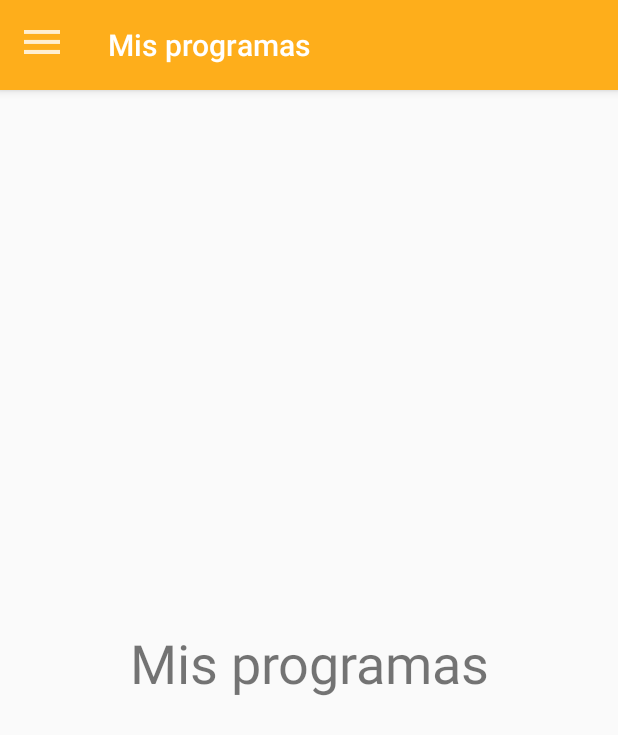
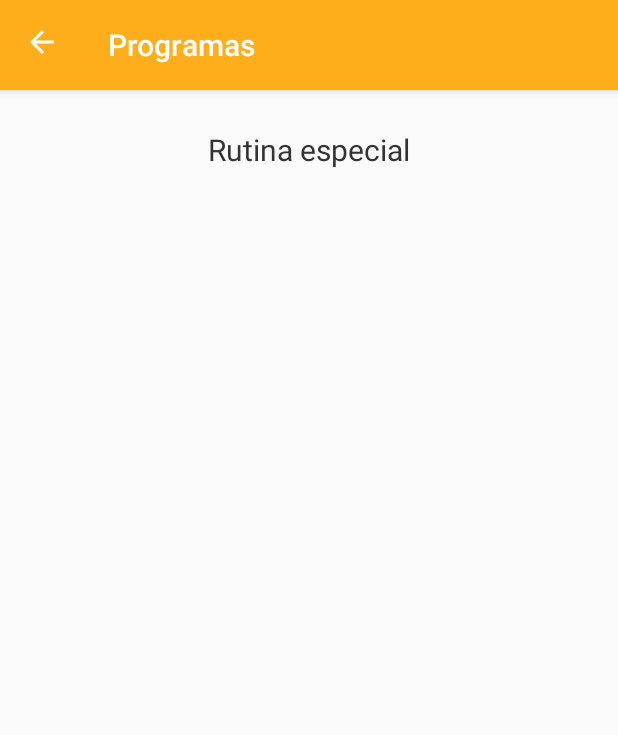
Before and after one commit to MauricioAra/stretchyourbody, an Android app: the screen it shows after launch (MainActivity before the commit, ProgramActivity after it), in the side drawer, after a tap on "Mis programas", on a phone screen of 412 x 824 dp. Shown: the top 735 px of the screen. Run offline under Robolectric (Android 15) with nearby library versions, the phone set to English and light mode, and no system bars.

Commit message:
List programs

```diff
--- a/app/build.gradle
+++ b/app/build.gradle
@@ -28,5 +28,11 @@ dependencies {
     compile 'com.android.support.constraint:constraint-layout:1.0.2'
     compile 'com.android.support:design:25.3.1'
     compile 'com.android.support:support-v4:25.3.1'
+    compile 'com.android.support:design:25.1.1'
+    compile 'com.android.support:recyclerview-v7:25.1.1'
+    compile 'com.google.code.gson:gson:2.8.0'
+    compile 'com.squareup.retrofit2:retrofit:2.2.0'
+    compile 'com.squareup.retrofit2:converter-gson:2.2.0'
+
     testCompile 'junit:junit:4.12'
 }
--- a/app/src/main/AndroidManifest.xml
+++ b/app/src/main/AndroidManifest.xml
@@ -2,6 +2,7 @@
 <manifest xmlns:android="http://schemas.android.com/apk/res/android"
     package="com.strechyourbody.rammp.stretchbody">
 
+    <uses-permission android:name="android.permission.INTERNET" />
     <application
         android:allowBackup="true"
         android:icon="@mipmap/ic_launcher"
@@ -16,6 +17,11 @@
                 <category android:name="android.intent.category.LAUNCHER" />
             </intent-filter>
         </activity>
+        <activity android:name=".Activities.ProgramActivity"  android:parentActivityName=".Activities.MainActivity">
+            <meta-data
+                android:name="android.support.PARENT_ACTIVITY"
+                android:value=".Activities.MainActivity" />
+        </activity>
     </application>
 
 </manifest>
--- a/app/src/main/java/com/strechyourbody/rammp/stretchbody/Activities/MainActivity.java
+++ b/app/src/main/java/com/strechyourbody/rammp/stretchbody/Activities/MainActivity.java
@@ -9,13 +9,13 @@ import android.support.v4.widget.DrawerLayout;
 import android.support.v7.app.AppCompatActivity;
 import android.os.Bundle;
 import android.support.v7.widget.Toolbar;
+import android.util.Log;
 import android.view.MenuItem;
 
 import com.strechyourbody.rammp.stretchbody.Fragments.DashBoardFragment;
-import com.strechyourbody.rammp.stretchbody.Fragments.MyProgramFragment;
 import com.strechyourbody.rammp.stretchbody.R;
 
-public class MainActivity extends AppCompatActivity {
+public class MainActivity extends AppCompatActivity implements DashBoardFragment.OnFragmentAddProgramListener {
 
     private DrawerLayout drawerLayout;
     private NavigationView navigationView;
@@ -40,8 +40,9 @@ public class MainActivity extends AppCompatActivity {
                 switch (item.getItemId()){
 
                     case R.id.menu_my_program:
-                        fragment = new MyProgramFragment();
-                        fragmentTransaction = true;
+                        Intent intent = new Intent(MainActivity.this, ProgramActivity.class);
+                        startActivity(intent);
+                        drawerLayout.closeDrawers();
                         break;
                     case R.id.menu_dash_board:
                         fragment = new DashBoardFragment();
@@ -73,7 +74,6 @@ public class MainActivity extends AppCompatActivity {
 
     private void setFragmentByDefault(){
         getSupportFragmentManager().beginTransaction().replace(R.id.content_frame,new DashBoardFragment()).commit();
-
         MenuItem item = navigationView.getMenu().getItem(0);
         item.setChecked(true);
         getSupportActionBar().setTitle(item.getTitle());
@@ -91,4 +91,9 @@ public class MainActivity extends AppCompatActivity {
         }
         return super.onOptionsItemSelected(item);
     }
+
+    @Override
+    public void OnRegresar() {
+        Log.d("TAG", "Holis");
+    }
 }
--- /dev/null
+++ b/app/src/main/java/com/strechyourbody/rammp/stretchbody/Activities/ProgramActivity.java
@@ -0,0 +1,36 @@
+package com.strechyourbody.rammp.stretchbody.Activities;
+
+import android.content.Intent;
+import android.support.v4.view.GravityCompat;
+import android.support.v7.app.AppCompatActivity;
+import android.os.Bundle;
+import android.support.v7.widget.Toolbar;
+import android.view.MenuItem;
+
+import com.strechyourbody.rammp.stretchbody.Fragments.DashBoardFragment;
+import com.strechyourbody.rammp.stretchbody.Fragments.ProgramListFragment;
+import com.strechyourbody.rammp.stretchbody.R;
+
+public class ProgramActivity extends AppCompatActivity {
+
+    @Override
+    protected void onCreate(Bundle savedInstanceState) {
+        super.onCreate(savedInstanceState);
+        setContentView(R.layout.activity_program);
+        setToolbar();
+        setFragmentByDefault();
+    }
+
+    private void setFragmentByDefault(){
+        getSupportFragmentManager().beginTransaction().replace(R.id.content_programs,new ProgramListFragment()).commit();
+    }
+
+    private void setToolbar(){
+        Toolbar toolbar = (Toolbar) findViewById(R.id.toobar);
+        setSupportActionBar(toolbar);
+        getSupportActionBar().setTitle("Programas");
+        //getSupportActionBar().setHomeAsUpIndicator(R.drawable.ic_back);
+        getSupportActionBar().setDisplayHomeAsUpEnabled(true);
+    }
+
+}
--- /dev/null
+++ b/app/src/main/java/com/strechyourbody/rammp/stretchbody/Adapters/ProgramAdapter.java
@@ -0,0 +1,75 @@
+package com.strechyourbody.rammp.stretchbody.Adapters;
+
+import android.content.Context;
+import android.support.v7.widget.RecyclerView;
+import android.view.LayoutInflater;
+import android.view.View;
+import android.view.ViewGroup;
+import android.widget.BaseAdapter;
+import android.widget.TextView;
+
+import com.strechyourbody.rammp.stretchbody.R;
+
+import java.util.List;
+
+/**
+ * Created by mbp on 7/1/17.
+ */
+
+public class ProgramAdapter extends RecyclerView.Adapter<ProgramAdapter.ViewHolder> {
+
+    private List<String> names;
+    private int layout;
+    private OnItemClickListener itemClickListener;
+
+    public ProgramAdapter(List<String> names, int layout, OnItemClickListener listener){
+        this.names = names;
+        this.layout = layout;
+        this.itemClickListener = listener;
+    }
+
+    @Override
+    public ViewHolder onCreateViewHolder(ViewGroup parent, int viewType) {
+        View view = LayoutInflater.from(parent.getContext()).inflate(layout,parent,false);
+        ViewHolder vh = new ViewHolder(view);
+        return vh;
+    }
+
+    @Override
+    public void onBindViewHolder(ViewHolder holder, int position) {
+        holder.bind(names.get(position),itemClickListener);
+    }
+
+    @Override
+    public int getItemCount() {
+        return names.size();
+    }
+
+
+
+    public static class ViewHolder extends RecyclerView.ViewHolder{
+        public TextView name;
+
+        public ViewHolder(View itemView) {
+            super(itemView);
+            this.name = (TextView) itemView.findViewById(R.id.text_name);
+        }
+
+
+        public void bind(final String pname,final OnItemClickListener plistener){
+            this.name.setText(pname);
+            itemView.setOnClickListener(new View.OnClickListener() {
+                @Override
+                public void onClick(View v) {
+                    plistener.onItemClick(pname,getAdapterPosition());
+                }
+            });
+        }
+    }
+
+    public interface  OnItemClickListener {
+        void onItemClick(String name, int position);
+    }
+
+
+}
--- /dev/null
+++ b/app/src/main/java/com/strechyourbody/rammp/stretchbody/Entities/Program.java
@@ -0,0 +1,37 @@
+package com.strechyourbody.rammp.stretchbody.Entities;
+
+import com.google.gson.annotations.Expose;
+import com.google.gson.annotations.SerializedName;
+
+/**
+ * Created by mbp on 7/1/17.
+ */
+
+public class Program {
+
+    @Expose
+    private int id;
+    private String name;
+
+    public Program(){}
+    public Program(int id, String name) {
+        this.id = id;
+        this.name = name;
+    }
+
+    public int getId() {
+        return id;
+    }
+
+    public void setId(int id) {
+        this.id = id;
+    }
+
+    public String getName() {
+        return name;
+    }
+
+    public void setName(String name) {
+        this.name = name;
+    }
+}
--- a/app/src/main/java/com/strechyourbody/rammp/stretchbody/Fragments/DashBoardFragment.java
+++ b/app/src/main/java/com/strechyourbody/rammp/stretchbody/Fragments/DashBoardFragment.java
@@ -1,11 +1,13 @@
 package com.strechyourbody.rammp.stretchbody.Fragments;
 
 
+import android.content.Context;
 import android.os.Bundle;
 import android.support.v4.app.Fragment;
 import android.view.LayoutInflater;
 import android.view.View;
 import android.view.ViewGroup;
+import android.widget.TextView;
 
 import com.strechyourbody.rammp.stretchbody.R;
 
@@ -14,6 +16,7 @@ import com.strechyourbody.rammp.stretchbody.R;
  */
 public class DashBoardFragment extends Fragment {
 
+    private OnFragmentAddProgramListener mOnFragmentAddProgramListener;
 
     public DashBoardFragment() {
         // Required empty public constructor
@@ -24,7 +27,43 @@ public class DashBoardFragment extends Fragment {
     public View onCreateView(LayoutInflater inflater, ViewGroup container,
                              Bundle savedInstanceState) {
         // Inflate the layout for this fragment
-        return inflater.inflate(R.layout.fragment_dash_board, container, false);
+
+        View view = inflater.inflate(R.layout.fragment_dash_board,container,false);
+        setHasOptionsMenu(true);
+        //Toolbar toolbar = (Toolbar) view.findViewById(R.id.toobar);
+
+        TextView txtgloba = (TextView) view.findViewById(R.id.accion);
+
+        txtgloba.setOnClickListener(new View.OnClickListener() {
+            @Override
+            public void onClick(View v) {
+                //Intent ira = new Intent(getActivity(), AddProgramActivity.class);
+                //startActivity(ira);
+
+                if (mOnFragmentAddProgramListener != null){
+                    mOnFragmentAddProgramListener.OnRegresar();
+                }
+            }
+        });
+        return view;
     }
 
+    @Override
+    public void onAttach(Context context) {
+        super.onAttach(context);
+        if (context instanceof OnFragmentAddProgramListener){
+            mOnFragmentAddProgramListener = (OnFragmentAddProgramListener) context;
+        }
+    }
+
+    @Override
+    public void onDetach() {
+        super.onDetach();
+    }
+
+    public interface OnFragmentAddProgramListener {
+        void OnRegresar();
+    }
+
+
 }
--- a/app/src/main/java/com/strechyourbody/rammp/stretchbody/Fragments/MyProgramFragment.java
+++ b/app/src/main/java/com/strechyourbody/rammp/stretchbody/Fragments/MyProgramFragment.java
@@ -1,16 +1,12 @@
 package com.strechyourbody.rammp.stretchbody.Fragments;
 
 
-import android.content.Context;
 import android.os.Bundle;
 import android.support.v4.app.Fragment;
-import android.support.v7.app.AppCompatActivity;
-import android.support.v7.widget.Toolbar;
 import android.view.LayoutInflater;
-import android.view.Menu;
-import android.view.MenuInflater;
 import android.view.View;
 import android.view.ViewGroup;
+import android.widget.TextView;
 
 import com.strechyourbody.rammp.stretchbody.R;
 
@@ -19,11 +15,9 @@ import com.strechyourbody.rammp.stretchbody.R;
  */
 public class MyProgramFragment extends Fragment {
 
-
     public MyProgramFragment() {
         // Required empty public constructor
     }
-
 
     @Override
     public View onCreateView(LayoutInflater inflater, ViewGroup container,
@@ -32,11 +26,17 @@ public class MyProgramFragment extends Fragment {
 
         View view = inflater.inflate(R.layout.fragment_my_program,container,false);
         setHasOptionsMenu(true);
-        Toolbar toolbar = (Toolbar) view.findViewById(R.id.toobar);
+        //Toolbar toolbar = (Toolbar) view.findViewById(R.id.toobar);
 
-        //((AppCompatActivity)getActivity()).setSupportActionBar(toolbar);
-        //((AppCompatActivity)getActivity()).getSupportActionBar().setHomeAsUpIndicator(R.drawable.ic_back);
-        //((AppCompatActivity)getActivity()).getSupportActionBar().setDisplayHomeAsUpEnabled(true);
+        TextView txtgloba = (TextView) view.findViewById(R.id.accion);
+
+        txtgloba.setOnClickListener(new View.OnClickListener() {
+            @Override
+            public void onClick(View v) {
+
+
+            }
+        });
 
         return view;
     }
--- /dev/null
+++ b/app/src/main/java/com/strechyourbody/rammp/stretchbody/Fragments/ProgramListFragment.java
@@ -0,0 +1,94 @@
+package com.strechyourbody.rammp.stretchbody.Fragments;
+
+
+import android.content.Context;
+import android.os.Bundle;
+import android.support.v4.app.Fragment;
+import android.support.v7.widget.LinearLayoutManager;
+import android.support.v7.widget.RecyclerView;
+import android.view.LayoutInflater;
+import android.view.View;
+import android.view.ViewGroup;
+import android.widget.Toast;
+
+
+import com.strechyourbody.rammp.stretchbody.Adapters.ProgramAdapter;
+import com.strechyourbody.rammp.stretchbody.Entities.Program;
+import com.strechyourbody.rammp.stretchbody.R;
+import com.strechyourbody.rammp.stretchbody.Services.ProgramService;
+
+
+import java.util.ArrayList;
+import java.util.List;
+
+import retrofit2.Call;
+import retrofit2.Callback;
+import retrofit2.Response;
+import retrofit2.Retrofit;
+import retrofit2.converter.gson.GsonConverterFactory;
+
+/**
+ * A simple {@link Fragment} subclass.
+ */
+public class ProgramListFragment extends Fragment {
+
+    private List<String> names;
+    private RecyclerView mRecycler;
+    private ProgramAdapter mAdapter;
+    private RecyclerView.LayoutManager mLayoutManager;
+
+    static Context _context;
+
+    public ProgramListFragment() {
+        // Required empty public constructor
+    }
+
+
+    @Override
+    public View onCreateView(LayoutInflater inflater, ViewGroup container,
+                             Bundle savedInstanceState) {
+        final View view = inflater.inflate(R.layout.fragment_program_list,container,false);
+
+        Retrofit retrofit = new Retrofit.Builder()
+                .baseUrl("http://localhost:9000/api/")
+                .addConverterFactory(GsonConverterFactory.create())
+                .build();
+
+        ProgramService service = retrofit.create(ProgramService.class);
+
+       Call<List<Program>> programCall = service.listPrograms();
+
+        programCall.enqueue(new Callback<List<Program>>() {
+            @Override
+            public void onResponse(Call<List<Program>> call, Response<List<Program>> response) {
+                List<Program> programs = response.body();
+                System.out.println(programs);
+            }
+
+            @Override
+            public void onFailure(Call<List<Program>> call, Throwable t) {
+
+            }
+        });
+
+
+        List<String> names = new ArrayList<>();
+        names.add("Rutina especial");
+
+        mRecycler = (RecyclerView) view.findViewById(R.id.program_recycler);
+        mLayoutManager = new LinearLayoutManager(getActivity());
+        mAdapter= new ProgramAdapter(names, R.layout.list_item_program, new ProgramAdapter.OnItemClickListener() {
+            @Override
+            public void onItemClick(String name, int position) {
+                Toast.makeText(getActivity(),name,Toast.LENGTH_SHORT).show();
+            }
+        });
+        mRecycler.setLayoutManager(mLayoutManager);
+        mRecycler.setAdapter(mAdapter);
+        return view;
+    }
+
+
+
+
+}
--- /dev/null
+++ b/app/src/main/java/com/strechyourbody/rammp/stretchbody/Services/ProgramService.java
@@ -0,0 +1,14 @@
+package com.strechyourbody.rammp.stretchbody.Services;
+
+import com.strechyourbody.rammp.stretchbody.Entities.Program;
+
+import java.util.List;
+
+import retrofit2.Call;
+import retrofit2.http.GET;
+
+public interface ProgramService {
+
+    @GET("programs")
+    Call<List<Program>> listPrograms();
+}
--- /dev/null
+++ b/app/src/main/res/layout/activity_program.xml
@@ -0,0 +1,25 @@
+<?xml version="1.0" encoding="utf-8"?>
+<android.support.constraint.ConstraintLayout xmlns:android="http://schemas.android.com/apk/res/android"
+    xmlns:app="http://schemas.android.com/apk/res-auto"
+    xmlns:tools="http://schemas.android.com/tools"
+    android:layout_width="match_parent"
+    android:layout_height="match_parent"
+    tools:context="com.strechyourbody.rammp.stretchbody.Activities.ProgramActivity">
+
+    <LinearLayout
+        android:layout_width="match_parent"
+        android:layout_height="match_parent"
+        android:orientation="vertical">
+
+        <include android:id="@+id/toobar"
+            layout="@layout/toolbar"/>
+
+        <FrameLayout
+            android:id="@+id/content_programs"
+            android:layout_width="match_parent"
+            android:layout_height="match_parent" />
+
+    </LinearLayout>
+
+
+</android.support.constraint.ConstraintLayout>
--- a/app/src/main/res/layout/fragment_dash_board.xml
+++ b/app/src/main/res/layout/fragment_dash_board.xml
@@ -5,6 +5,7 @@
     tools:context="com.strechyourbody.rammp.stretchbody.Fragments.DashBoardFragment">
 
     <TextView
+        android:id="@+id/accion"
         android:layout_width="match_parent"
         android:layout_height="match_parent"
         android:text="Dashboard"
--- a/app/src/main/res/layout/fragment_my_program.xml
+++ b/app/src/main/res/layout/fragment_my_program.xml
@@ -5,6 +5,7 @@
     tools:context="com.strechyourbody.rammp.stretchbody.Fragments.MyProgramFragment">
 
     <TextView
+        android:id="@+id/accion"
         android:layout_width="match_parent"
         android:layout_height="match_parent"
         android:text="Mis programas"
--- /dev/null
+++ b/app/src/main/res/layout/fragment_program_list.xml
@@ -0,0 +1,14 @@
+<FrameLayout xmlns:android="http://schemas.android.com/apk/res/android"
+    xmlns:tools="http://schemas.android.com/tools"
+    android:layout_width="match_parent"
+    android:layout_height="match_parent"
+    tools:context="com.strechyourbody.rammp.stretchbody.Fragments.ProgramListFragment">
+
+    <android.support.v7.widget.RecyclerView
+        android:id="@+id/program_recycler"
+        android:layout_width="match_parent"
+        android:layout_height="wrap_content"
+        android:scrollbars="vertical"
+        />
+
+</FrameLayout>
--- /dev/null
+++ b/app/src/main/res/layout/list_item_program.xml
@@ -0,0 +1,14 @@
+<?xml version="1.0" encoding="utf-8"?>
+<LinearLayout xmlns:android="http://schemas.android.com/apk/res/android"
+    android:orientation="horizontal" android:layout_width="match_parent"
+    android:layout_height="80dp"
+    android:gravity="center">
+    <TextView
+        android:id="@+id/text_name"
+        android:layout_width="wrap_content"
+        android:layout_height="wrap_content"
+        android:layout_gravity="center_vertical"
+        android:textColor="#333"
+        android:textSize="20sp"
+        android:text=""/>
+</LinearLayout>
--- /dev/null
+++ b/app/src/main/res/xml/network_security_config.xml
@@ -0,0 +1,6 @@
+<?xml version="1.0" encoding="utf-8"?>
+<network-security-config>
+    <domain-config>
+        <domain includeSubdomains="true">http://costa-rica-places.herokuapp.com</domain>
+    </domain-config>
+</network-security-config>
```
Also changed, not shown: app/src/main/res/drawable-hdpi/ic_action_name.png (added), app/src/main/res/drawable-mdpi/ic_action_name.png (added), app/src/main/res/drawable-xhdpi/ic_action_name.png (added), app/src/main/res/drawable-xxhdpi/ic_action_name.png (added).
